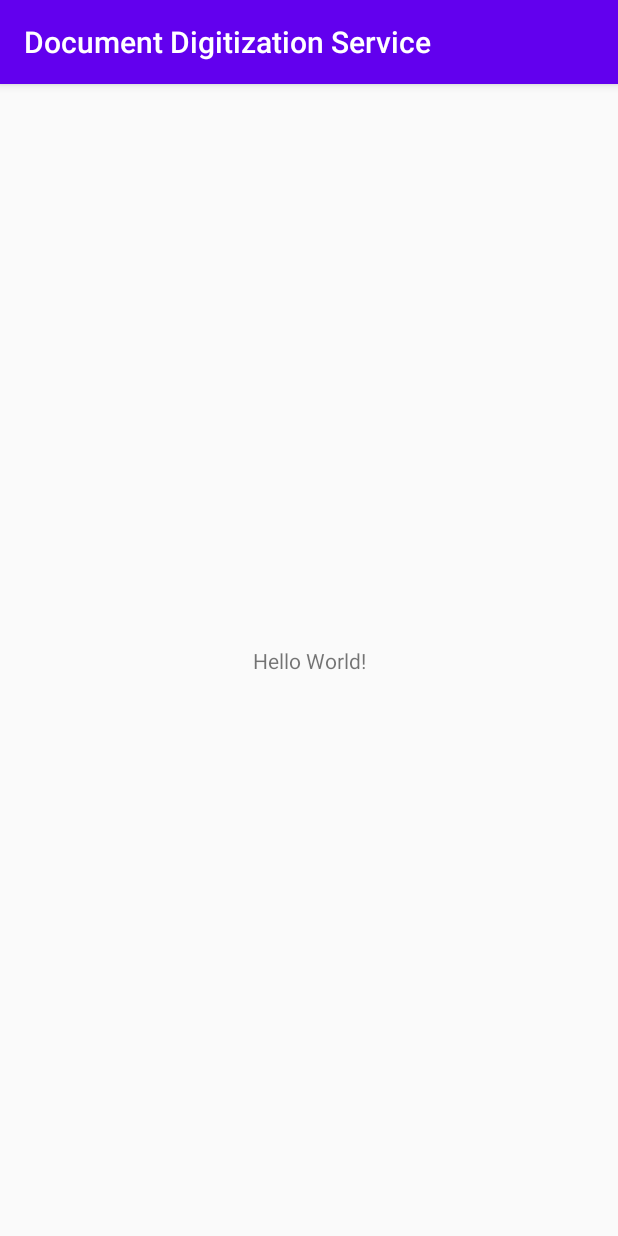
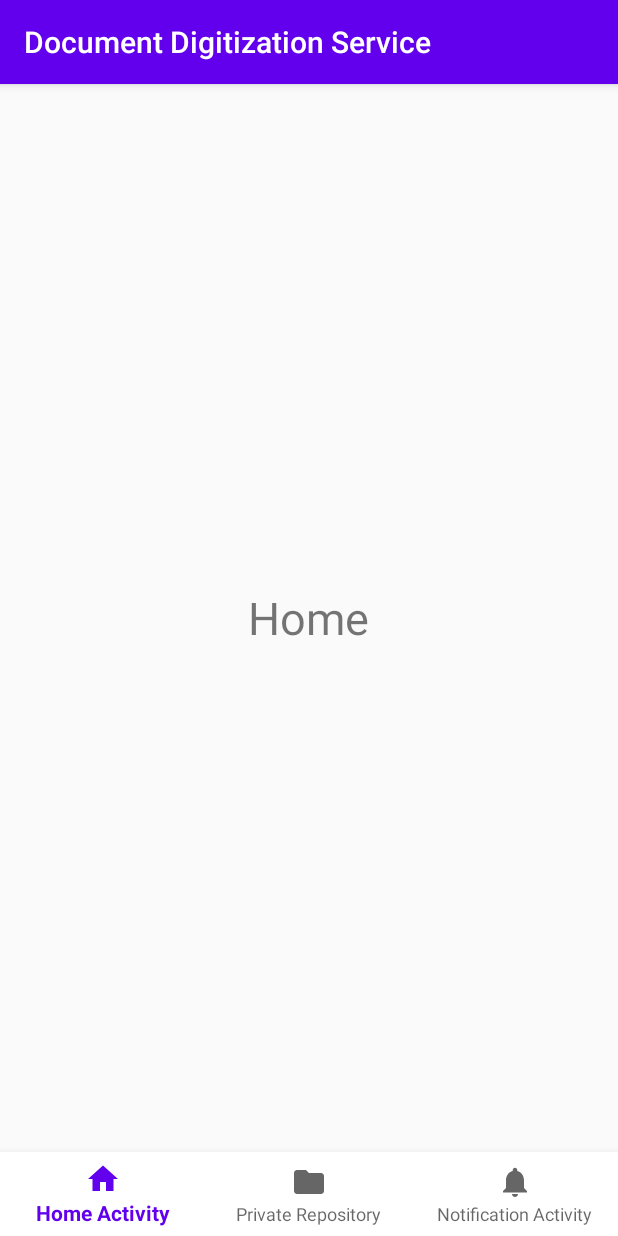
Before and after one commit to ifran-rahman/Document-Digitization-Service, an Android app: the screen it shows after launch (MainActivity), on a phone screen of 412 x 824 dp. Run offline under Robolectric (Android 15) with nearby library versions, the light colour scheme and no system bars.

Commit message:
Working Android Navigation Bar

```diff
--- a/Android/Document Digitization Service/app/build.gradle
+++ b/Android/Document Digitization Service/app/build.gradle
@@ -25,6 +25,7 @@
 dependencies {
     implementation fileTree(dir: "libs", include: ["*.jar"])
     implementation 'androidx.appcompat:appcompat:1.2.0'
+    implementation 'com.google.android.material:material:1.2.0'
     implementation 'androidx.constraintlayout:constraintlayout:2.0.1'
     testImplementation 'junit:junit:4.12'
     androidTestImplementation 'androidx.test.ext:junit:1.1.2'
--- /dev/null
+++ b/Android/Document Digitization Service/app/src/main/java/com/example/documentdigitizationservice/HomeFragment.java
@@ -0,0 +1,17 @@
+package com.example.documentdigitizationservice;
+import android.os.Bundle;
+import android.view.LayoutInflater;
+import android.view.View;
+import android.view.ViewGroup;
+
+import androidx.annotation.NonNull;
+import androidx.annotation.Nullable;
+import androidx.fragment.app.Fragment;
+
+public class HomeFragment extends Fragment {
+    @Nullable
+    @Override
+    public View onCreateView(@NonNull LayoutInflater inflater, @Nullable ViewGroup container, @Nullable Bundle savedInstanceState) {
+        return inflater.inflate(R.layout.fragment_home, container, false);
+    }
+}
--- a/Android/Document Digitization Service/app/src/main/java/com/example/documentdigitizationservice/MainActivity.java
+++ b/Android/Document Digitization Service/app/src/main/java/com/example/documentdigitizationservice/MainActivity.java
@@ -1,8 +1,13 @@
 package com.example.documentdigitizationservice;
 
+import androidx.annotation.NonNull;
 import androidx.appcompat.app.AppCompatActivity;
+import androidx.fragment.app.Fragment;
 
 import android.os.Bundle;
+import android.view.MenuItem;
+
+import com.google.android.material.bottomnavigation.BottomNavigationView;
 
 public class MainActivity extends AppCompatActivity {
 
@@ -10,5 +15,34 @@
     protected void onCreate(Bundle savedInstanceState) {
         super.onCreate(savedInstanceState);
         setContentView(R.layout.activity_main);
+        BottomNavigationView bottomNav = findViewById(R.id.bottom_navigation);
+        bottomNav.setOnNavigationItemSelectedListener(navListner);
+        getSupportFragmentManager().beginTransaction().replace(R.id.fragment_container,
+                new HomeFragment()).commit();
     }
+
+    private BottomNavigationView.OnNavigationItemSelectedListener navListner =
+            new BottomNavigationView.OnNavigationItemSelectedListener() {
+                @Override
+                public boolean onNavigationItemSelected(@NonNull MenuItem item) {
+                    Fragment selectedFragment = null;
+
+                    switch (item.getItemId()){
+                        case R.id.home_activity:
+                            selectedFragment = new HomeFragment();
+                            break;
+                        case R.id.folder_activity:
+                            selectedFragment = new FolderFragment();
+                            break;
+                        case R.id.notification_activity:
+                            selectedFragment = new NotificationsFragment();
+                            break;
+
+                    }
+                    getSupportFragmentManager().beginTransaction().replace(R.id.fragment_container,
+                            selectedFragment).commit();
+                    return true;
+                }
+            };
+
 }
--- /dev/null
+++ b/Android/Document Digitization Service/app/src/main/res/drawable/ic_baseline_folder_24.xml
@@ -0,0 +1,10 @@
+<vector xmlns:android="http://schemas.android.com/apk/res/android"
+    android:width="24dp"
+    android:height="24dp"
+    android:viewportWidth="24"
+    android:viewportHeight="24"
+    android:tint="?attr/colorControlNormal">
+  <path
+      android:fillColor="@android:color/white"
+      android:pathData="M10,4H4c-1.1,0 -1.99,0.9 -1.99,2L2,18c0,1.1 0.9,2 2,2h16c1.1,0 2,-0.9 2,-2V8c0,-1.1 -0.9,-2 -2,-2h-8l-2,-2z"/>
+</vector>
--- /dev/null
+++ b/Android/Document Digitization Service/app/src/main/res/drawable/ic_baseline_home_24.xml
@@ -0,0 +1,10 @@
+<vector xmlns:android="http://schemas.android.com/apk/res/android"
+    android:width="24dp"
+    android:height="24dp"
+    android:viewportWidth="24"
+    android:viewportHeight="24"
+    android:tint="?attr/colorControlNormal">
+  <path
+      android:fillColor="@android:color/white"
+      android:pathData="M10,20v-6h4v6h5v-8h3L12,3 2,12h3v8z"/>
+</vector>
--- /dev/null
+++ b/Android/Document Digitization Service/app/src/main/res/drawable/ic_baseline_notifications_24.xml
@@ -0,0 +1,10 @@
+<vector xmlns:android="http://schemas.android.com/apk/res/android"
+    android:width="24dp"
+    android:height="24dp"
+    android:viewportWidth="24"
+    android:viewportHeight="24"
+    android:tint="?attr/colorControlNormal">
+  <path
+      android:fillColor="@android:color/white"
+      android:pathData="M12,22c1.1,0 2,-0.9 2,-2h-4c0,1.1 0.89,2 2,2zM18,16v-5c0,-3.07 -1.64,-5.64 -4.5,-6.32L13.5,4c0,-0.83 -0.67,-1.5 -1.5,-1.5s-1.5,0.67 -1.5,1.5v0.68C7.63,5.36 6,7.92 6,11v5l-2,2v1h16v-1l-2,-2z"/>
+</vector>
--- a/Android/Document Digitization Service/app/src/main/res/layout/activity_main.xml
+++ b/Android/Document Digitization Service/app/src/main/res/layout/activity_main.xml
@@ -1,18 +1,23 @@
 <?xml version="1.0" encoding="utf-8"?>
-<androidx.constraintlayout.widget.ConstraintLayout xmlns:android="http://schemas.android.com/apk/res/android"
+<RelativeLayout xmlns:android="http://schemas.android.com/apk/res/android"
     xmlns:app="http://schemas.android.com/apk/res-auto"
     xmlns:tools="http://schemas.android.com/tools"
     android:layout_width="match_parent"
     android:layout_height="match_parent"
     tools:context=".MainActivity">
 
-    <TextView
-        android:layout_width="wrap_content"
+    <FrameLayout
+        android:id="@+id/fragment_container"
+        android:layout_width="match_parent"
+        android:layout_height="match_parent"
+        android:layout_above="@id/bottom_navigation"/>
+    <com.google.android.material.bottomnavigation.BottomNavigationView
+        android:id="@+id/bottom_navigation"
+        android:layout_width="match_parent"
         android:layout_height="wrap_content"
-        android:text="Hello World!"
-        app:layout_constraintBottom_toBottomOf="parent"
-        app:layout_constraintLeft_toLeftOf="parent"
-        app:layout_constraintRight_toRightOf="parent"
-        app:layout_constraintTop_toTopOf="parent" />
+        android:background="@color/cardview_light_background"
+        android:layout_alignParentBottom="true"
+        app:menu="@menu/bottom_navigation"/>
 
-</androidx.constraintlayout.widget.ConstraintLayout>
+
+</RelativeLayout>
--- /dev/null
+++ b/Android/Document Digitization Service/app/src/main/res/layout/fragment_home.xml
@@ -0,0 +1,11 @@
+<?xml version="1.0" encoding="utf-8"?>
+<RelativeLayout xmlns:android="http://schemas.android.com/apk/res/android"
+    android:layout_width="match_parent" android:layout_height="match_parent">
+    <TextView
+        android:layout_width="wrap_content"
+        android:layout_height="wrap_content"
+        android:text="Home"
+        android:textSize="30sp"
+        android:layout_centerInParent="true"/>
+
+</RelativeLayout>
--- /dev/null
+++ b/Android/Document Digitization Service/app/src/main/res/menu/bottom_navigation.xml
@@ -0,0 +1,16 @@
+<?xml version="1.0" encoding="utf-8"?>
+<menu xmlns:android="http://schemas.android.com/apk/res/android">
+<item
+    android:id="@+id/home_activity"
+    android:icon="@drawable/ic_baseline_home_24"
+    android:title="Home Activity"/>
+    <item
+        android:id="@+id/folder_activity"
+        android:icon="@drawable/ic_baseline_folder_24"
+        android:title="Private Repository"/>
+    <item
+        android:id="@+id/notification_activity"
+        android:icon="@drawable/ic_baseline_notifications_24"
+        android:title="Notification Activity"/>
+
+</menu>
```
Also changed, not shown: Android/Document Digitization Service/app/src/main/java/com/example/documentdigitizationservice/FolderFragment.java (added, +17 -0 lines), Android/Document Digitization Service/app/src/main/java/com/example/documentdigitizationservice/NotificationsFragment.java (added, +17 -0 lines), Android/Document Digitization Service/app/src/main/res/layout/fragment_folder.xml (added, +11 -0 lines), Android/Document Digitization Service/app/src/main/res/layout/fragment_notifications.xml (added, +11 -0 lines).
